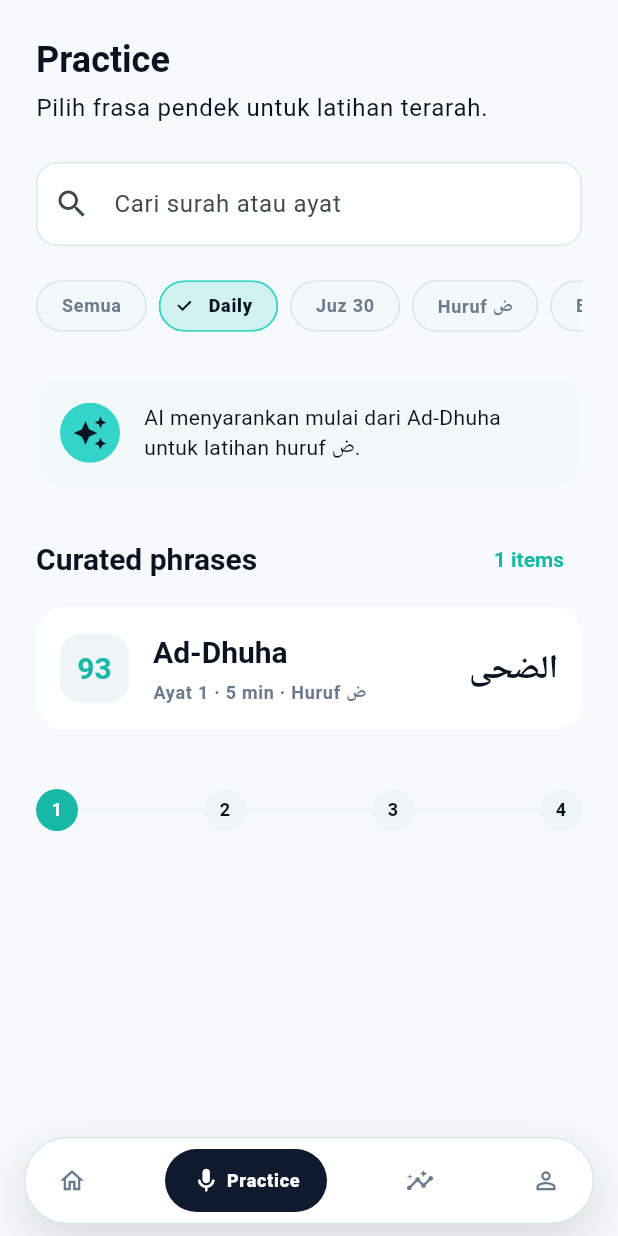
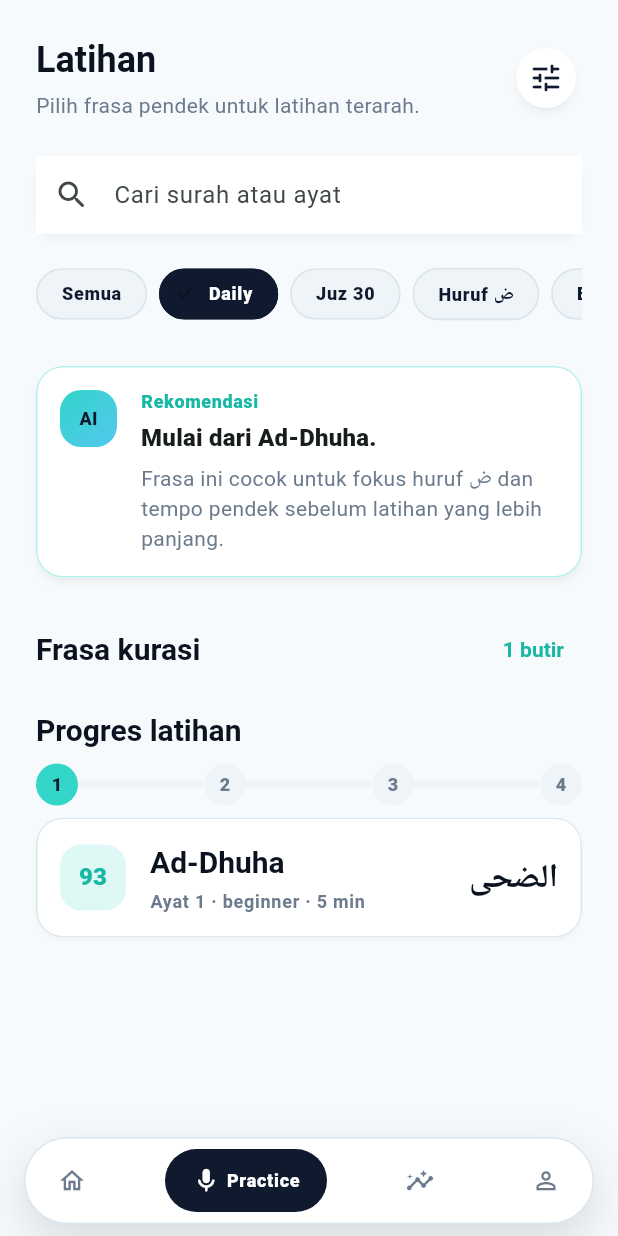
Before and after one commit to timbubadibako/sobat-ngaji, a Flutter app: the PracticeScreen screen opened by its route, after a tap on "Daily", on a phone screen of 412 x 824 dp. Run offline on Flutter 3.47's test engine with Material 3 defaults, Android fonts, the phone set to English and light mode, and no system bars; our stand-ins replace dio, flutter_riverpod, flutter_secure_storage, freezed_annotation, go_router; accounts and stored records are empty; network calls fail; Roboto replaces fonts that are missing (Avenir Next).

Commit message:
style(practice): match aqua screen reference

```diff
--- a/lib/features/practice/presentation/screens/practice_screen.dart
+++ b/lib/features/practice/presentation/screens/practice_screen.dart
@@ -50,12 +50,7 @@ class _PracticeContent extends ConsumerWidget {
       child: ListView(
         padding: const EdgeInsets.all(AppSpacing.md),
         children: [
-          Text('Practice', style: Theme.of(context).textTheme.headlineMedium),
-          const SizedBox(height: AppSpacing.xxs),
-          Text(
-            'Pilih frasa pendek untuk latihan terarah.',
-            style: Theme.of(context).textTheme.bodyLarge,
-          ),
+          const _PracticeHeader(),
           const SizedBox(height: AppSpacing.md),
           PracticeSearchBar(
             onChanged: ref.read(practiceControllerProvider.notifier).search,
@@ -79,30 +74,17 @@ class _PracticeContent extends ConsumerWidget {
             ),
           ),
           const SizedBox(height: AppSpacing.md),
-          AppCard(
-            color: AppColors.surfaceSoft,
-            child: Row(
-              children: [
-                const CircleAvatar(
-                  backgroundColor: AppColors.aqua,
-                  child: Icon(Icons.auto_awesome, color: AppColors.ink),
-                ),
-                const SizedBox(width: AppSpacing.sm),
-                Expanded(
-                  child: Text(
-                    'AI menyarankan mulai dari Ad-Dhuha untuk latihan huruf ض.',
-                    style: Theme.of(context).textTheme.bodyMedium,
-                  ),
-                ),
-              ],
-            ),
-          ),
+          const _PracticeAiRecommendation(),
           const SizedBox(height: AppSpacing.md),
           SectionHeader(
-            title: 'Curated phrases',
-            actionLabel: '${visibleItems.length} items',
+            title: 'Frasa kurasi',
+            actionLabel: '${visibleItems.length} butir',
             onAction: () {},
           ),
+          const SizedBox(height: AppSpacing.sm),
+          const SectionHeader(title: 'Progres latihan'),
+          const SizedBox(height: AppSpacing.xs),
+          const StepProgress(currentStep: 1, totalSteps: 4),
           const SizedBox(height: AppSpacing.xs),
           if (visibleItems.isEmpty)
             const EmptyState(
@@ -119,10 +101,120 @@ class _PracticeContent extends ConsumerWidget {
                 ),
               ),
             ),
-          const SizedBox(height: AppSpacing.md),
-          const StepProgress(currentStep: 1, totalSteps: 4),
         ],
       ),
     );
   }
 }
+
+class _PracticeHeader extends StatelessWidget {
+  const _PracticeHeader();
+
+  @override
+  Widget build(BuildContext context) {
+    final theme = Theme.of(context);
+
+    return Row(
+      children: [
+        Expanded(
+          child: Column(
+            crossAxisAlignment: CrossAxisAlignment.start,
+            children: [
+              Text('Latihan', style: theme.textTheme.headlineMedium),
+              const SizedBox(height: AppSpacing.xxs),
+              Text(
+                'Pilih frasa pendek untuk latihan terarah.',
+                style: theme.textTheme.bodyMedium?.copyWith(
+                  color: AppColors.muted,
+                ),
+              ),
+            ],
+          ),
+        ),
+        IconButton.filledTonal(
+          onPressed: () {},
+          style: IconButton.styleFrom(
+            backgroundColor: AppColors.surfaceElevated,
+            foregroundColor: AppColors.navy,
+            shadowColor: AppColors.ink.withValues(alpha: 0.14),
+            elevation: 2,
+          ),
+          icon: const Icon(Icons.tune_rounded),
+          tooltip: 'Filter latihan',
+        ),
+      ],
+    );
+  }
+}
+
+class _PracticeAiRecommendation extends StatelessWidget {
+  const _PracticeAiRecommendation();
+
+  @override
+  Widget build(BuildContext context) {
+    final theme = Theme.of(context);
+
+    return AppCard(
+      borderColor: AppColors.aqua.withValues(alpha: 0.38),
+      elevation: 2,
+      shadowColor: AppColors.ink.withValues(alpha: 0.14),
+      child: Row(
+        crossAxisAlignment: CrossAxisAlignment.start,
+        children: [
+          Container(
+            width: 38,
+            height: 38,
+            alignment: Alignment.center,
+            decoration: BoxDecoration(
+              gradient: const LinearGradient(
+                begin: Alignment.topLeft,
+                end: Alignment.bottomRight,
+                colors: [AppColors.aqua, AppColors.cyan],
+              ),
+              borderRadius: BorderRadius.circular(AppRadius.medium),
+            ),
+            child: const Text(
+              'AI',
+              style: TextStyle(
+                color: AppColors.navy,
+                fontWeight: FontWeight.w900,
+                fontSize: 12,
+              ),
+            ),
+          ),
+          const SizedBox(width: AppSpacing.sm),
+          Expanded(
+            child: Column(
+              crossAxisAlignment: CrossAxisAlignment.start,
+              children: [
+                Text(
+                  'Rekomendasi',
+                  style: theme.textTheme.labelMedium?.copyWith(
+                    color: AppColors.teal,
+                    fontWeight: FontWeight.w900,
+                    letterSpacing: 0.4,
+                  ),
+                ),
+                const SizedBox(height: AppSpacing.xxs),
+                Text(
+                  'Mulai dari Ad-Dhuha.',
+                  style: theme.textTheme.titleMedium?.copyWith(
+                    fontWeight: FontWeight.w800,
+                  ),
+                ),
+                const SizedBox(height: AppSpacing.xxs),
+                Text(
+                  'Frasa ini cocok untuk fokus huruf ض dan tempo pendek sebelum latihan yang lebih panjang.',
+                  style: theme.textTheme.bodyMedium?.copyWith(
+                    color: AppColors.muted,
+                    height: 1.45,
+                  ),
+                ),
+              ],
+            ),
+          ),
+        ],
+      ),
+    );
+  }
+}
--- a/lib/features/practice/presentation/widgets/practice_card.dart
+++ b/lib/features/practice/presentation/widgets/practice_card.dart
@@ -17,20 +17,24 @@ class PracticeCard extends StatelessWidget {
 
     return AppCard(
       onTap: onTap,
+      borderColor: AppColors.line,
+      elevation: 1,
+      shadowColor: AppColors.ink.withValues(alpha: 0.10),
       child: Row(
         children: [
           Container(
-            width: 46,
-            height: 46,
+            width: 44,
+            height: 44,
             alignment: Alignment.center,
             decoration: BoxDecoration(
-              color: AppColors.surfaceMuted,
+              color: AppColors.aqua.withValues(alpha: 0.16),
               borderRadius: BorderRadius.circular(AppRadius.medium),
             ),
             child: Text(
               '${item.surahNumber}',
-              style: theme.textTheme.titleLarge?.copyWith(
+              style: theme.textTheme.titleMedium?.copyWith(
                 color: AppColors.teal,
+                fontWeight: FontWeight.w900,
               ),
             ),
           ),
@@ -42,8 +46,10 @@ class PracticeCard extends StatelessWidget {
                 Text(item.surahName, style: theme.textTheme.titleLarge),
                 const SizedBox(height: AppSpacing.xxs),
                 Text(
-                  '${item.ayahLabel} · ${item.estimatedMinutes} min · ${item.focus}',
-                  style: theme.textTheme.labelMedium,
+                  '${item.ayahLabel} · ${item.level.toLowerCase()} · ${item.estimatedMinutes} min',
+                  style: theme.textTheme.labelMedium?.copyWith(
+                    color: AppColors.muted,
+                  ),
                 ),
               ],
             ),
--- a/lib/features/practice/presentation/widgets/practice_filter_chip.dart
+++ b/lib/features/practice/presentation/widgets/practice_filter_chip.dart
@@ -21,13 +21,13 @@ class PracticeFilterChip extends StatelessWidget {
       label: Text(label),
       selected: selected,
       onSelected: (_) => onSelected(),
-      selectedColor: AppColors.aqua.withValues(alpha: 0.2),
-      backgroundColor: AppColors.surfaceSoft,
+      selectedColor: AppColors.navy,
+      backgroundColor: AppColors.surfaceMuted,
       labelStyle: Theme.of(context).textTheme.labelMedium?.copyWith(
-        color: selected ? AppColors.ink : AppColors.muted,
-        fontWeight: selected ? FontWeight.w800 : FontWeight.w600,
+        color: selected ? AppColors.surfaceElevated : AppColors.navy,
+        fontWeight: FontWeight.w800,
       ),
-      side: BorderSide(color: selected ? AppColors.aqua : AppColors.line),
+      side: BorderSide(color: selected ? AppColors.navy : AppColors.line),
       shape: RoundedRectangleBorder(
         borderRadius: BorderRadius.circular(AppRadius.pill),
       ),
--- a/lib/features/practice/presentation/widgets/practice_search_bar.dart
+++ b/lib/features/practice/presentation/widgets/practice_search_bar.dart
@@ -1,4 +1,6 @@
 import 'package:flutter/material.dart';
+
+import '../../../../app/theme.dart';
 
 /// Search field for finding surah or ayah practice material.
 class PracticeSearchBar extends StatelessWidget {
@@ -8,11 +10,21 @@ class PracticeSearchBar extends StatelessWidget {
 
   @override
   Widget build(BuildContext context) {
-    return TextField(
-      onChanged: onChanged,
-      decoration: const InputDecoration(
-        hintText: 'Cari surah atau ayat',
-        prefixIcon: Icon(Icons.search),
+    return Material(
+      color: AppColors.surfaceElevated,
+      elevation: 2,
+      shadowColor: AppColors.ink.withValues(alpha: 0.12),
+      borderRadius: BorderRadius.circular(AppRadius.medium),
+      child: TextField(
+        onChanged: onChanged,
+        decoration: const InputDecoration(
+          hintText: 'Cari surah atau ayat',
+          prefixIcon: Icon(Icons.search_rounded),
+          border: InputBorder.none,
+          enabledBorder: InputBorder.none,
+          focusedBorder: InputBorder.none,
+          contentPadding: EdgeInsets.symmetric(vertical: 14),
+        ),
       ),
     );
   }
--- a/lib/features/practice/presentation/widgets/step_progress.dart
+++ b/lib/features/practice/presentation/widgets/step_progress.dart
@@ -18,20 +18,34 @@ class StepProgress extends StatelessWidget {
     return Row(
       children: List.generate(totalSteps * 2 - 1, (index) {
         if (index.isOdd) {
-          return const Expanded(
-            child: Divider(thickness: 2, color: AppColors.surfaceMuted),
+          final previousStep = index ~/ 2 + 1;
+          final done = previousStep < currentStep;
+          return Expanded(
+            child: Container(
+              height: 5,
+              decoration: BoxDecoration(
+                color: done ? AppColors.aqua : AppColors.surfaceMuted,
+                borderRadius: BorderRadius.circular(AppRadius.pill),
+              ),
+            ),
           );
         }
 
         final step = index ~/ 2 + 1;
         final active = step <= currentStep;
-        return CircleAvatar(
-          radius: 14,
-          backgroundColor: active ? AppColors.teal : AppColors.surfaceMuted,
+        return Container(
+          width: 28,
+          height: 28,
+          alignment: Alignment.center,
+          decoration: BoxDecoration(
+            shape: BoxShape.circle,
+            color: active ? AppColors.aqua : AppColors.surfaceMuted,
+          ),
           child: Text(
             '$step',
             style: Theme.of(context).textTheme.labelMedium?.copyWith(
-              color: active ? AppColors.surfaceElevated : AppColors.ink,
+              color: active ? AppColors.navy : AppColors.muted,
+              fontWeight: FontWeight.w900,
             ),
           ),
         );
```
Also changed, not shown: 2 other files.
